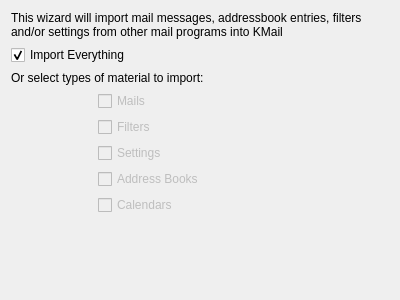
Qt form importwizard/ui/autodetect/selectcomponentpage.ui (KDE/kdepim) before a commit.
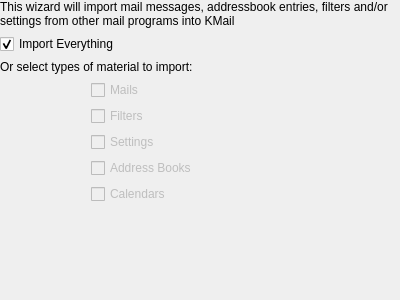
The same form after that commit.

Commit message: Remove duplicate margin

Diff of the .ui file:
```diff
--- a/importwizard/ui/autodetect/selectcomponentpage.ui
+++ b/importwizard/ui/autodetect/selectcomponentpage.ui
@@ -11,6 +11,18 @@
    </rect>
   </property>
   <layout class="QGridLayout" name="gridLayout">
+   <property name="leftMargin">
+    <number>0</number>
+   </property>
+   <property name="topMargin">
+    <number>0</number>
+   </property>
+   <property name="rightMargin">
+    <number>0</number>
+   </property>
+   <property name="bottomMargin">
+    <number>0</number>
+   </property>
    <item row="3" column="0">
     <layout class="QHBoxLayout" name="horizontalLayout">
      <item>
```
The commit also changes 9 other files.
